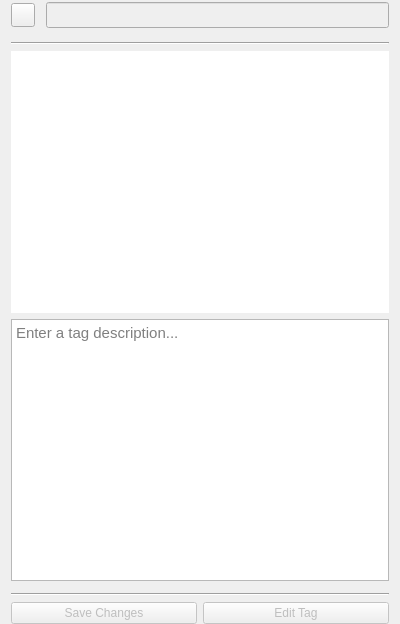
Before: the Qt Designer form ui/tageditor.ui in clannable/tagdictionary, drawn with Qt 5.
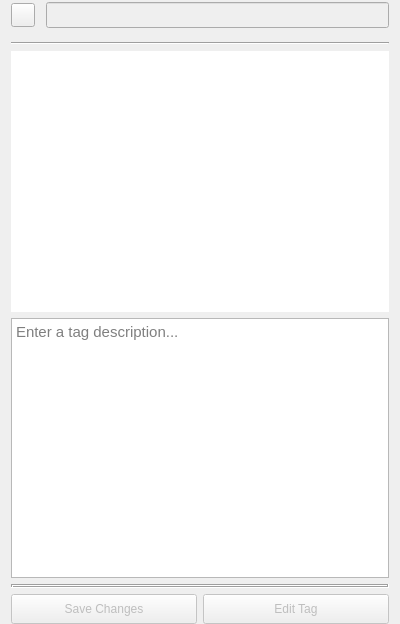
After: the same form once the commit is applied. Icons and pictures are not drawn. Custom widgets are drawn as their Qt base class.

Commit message: Add "Excludes" list, styling changes to lists

```diff
--- a/ui/tageditor.ui
+++ b/ui/tageditor.ui
@@ -13,7 +13,7 @@
   <property name="windowTitle">
    <string>Form</string>
   </property>
-  <layout class="QVBoxLayout" name="verticalLayout_2" stretch="0,0,0,1,1,0,0,0">
+  <layout class="QVBoxLayout" name="verticalLayout_2" stretch="0,0,0,1,1,0,0">
    <property name="topMargin">
     <number>0</number>
    </property>
@@ -202,7 +202,48 @@
     </widget>
    </item>
    <item>
-    <widget class="QWidget" name="listContainer" native="true">
+    <widget class="QFrame" name="listContainer">
+     <property name="palette">
+      <palette>
+       <active/>
+       <inactive/>
+       <disabled>
+        <colorrole role="WindowText">
+         <brush brushstyle="SolidPattern">
+          <color alpha="255">
+           <red>255</red>
+           <green>255</green>
+           <blue>127</blue>
+          </color>
+         </brush>
+        </colorrole>
+        <colorrole role="Text">
+         <brush brushstyle="SolidPattern">
+          <color alpha="255">
+           <red>255</red>
+           <green>255</green>
+           <blue>127</blue>
+          </color>
+         </brush>
+        </colorrole>
+        <colorrole role="ButtonText">
+         <brush brushstyle="SolidPattern">
+          <color alpha="255">
+           <red>255</red>
+           <green>255</green>
+           <blue>127</blue>
+          </color>
+         </brush>
+        </colorrole>
+       </disabled>
+      </palette>
+     </property>
+     <property name="frameShape">
+      <enum>QFrame::Shape::Box</enum>
+     </property>
+     <property name="frameShadow">
+      <enum>QFrame::Shadow::Sunken</enum>
+     </property>
      <layout class="QVBoxLayout" name="listLayout">
       <property name="spacing">
        <number>3</number>
@@ -222,13 +263,6 @@
      </layout>
     </widget>
    </item>
-   <item>
-    <widget class="Line" name="line_2">
-     <property name="orientation">
-      <enum>Qt::Orientation::Horizontal</enum>
-     </property>
-    </widget>
-   </item>
    <item>
     <widget class="QFrame" name="frame">
      <property name="sizePolicy">
@@ -237,6 +271,18 @@
        <verstretch>0</verstretch>
       </sizepolicy>
      </property>
+     <property name="minimumSize">
+      <size>
+       <width>0</width>
+       <height>30</height>
+      </size>
+     </property>
+     <property name="maximumSize">
+      <size>
+       <width>16777215</width>
+       <height>30</height>
+      </size>
+     </property>
      <layout class="QHBoxLayout" name="horizontalLayout">
       <property name="leftMargin">
        <number>0</number>
```
The commit also changes 7 other files.
